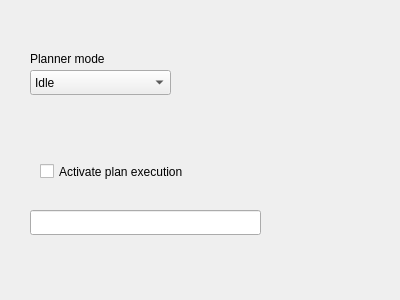
Eruvae/rqt_roi_viewpoint_planner, file src/rqt_roi_viewpoint_planner/roi_viewpoint_planner_rqt_plugin.ui: the form before one commit.
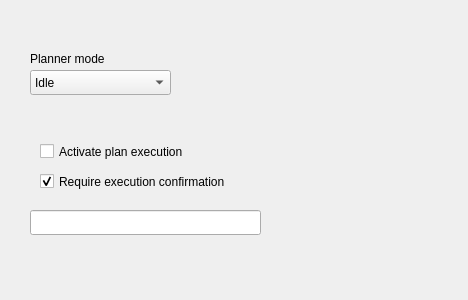
The form after the commit.

Commit message: Added configuration via parameter server, plan confirmation request handling

Patch:
```diff
--- a/src/rqt_roi_viewpoint_planner/roi_viewpoint_planner_rqt_plugin.ui
+++ b/src/rqt_roi_viewpoint_planner/roi_viewpoint_planner_rqt_plugin.ui
@@ -6,7 +6,7 @@
    <rect>
     <x>0</x>
     <y>0</y>
-    <width>400</width>
+    <width>468</width>
     <height>300</height>
    </rect>
   </property>
@@ -80,7 +80,7 @@
    <property name="geometry">
     <rect>
      <x>40</x>
-     <y>160</y>
+     <y>140</y>
      <width>191</width>
      <height>23</height>
     </rect>
@@ -89,6 +89,22 @@
     <string>Activate plan execution</string>
    </property>
   </widget>
+  <widget class="QCheckBox" name="requireConfirmationCheckBox">
+   <property name="geometry">
+    <rect>
+     <x>40</x>
+     <y>170</y>
+     <width>241</width>
+     <height>23</height>
+    </rect>
+   </property>
+   <property name="text">
+    <string>Require execution confirmation</string>
+   </property>
+   <property name="checked">
+    <bool>true</bool>
+   </property>
+  </widget>
  </widget>
  <resources/>
  <connections/>
```
The commit also changes 4 other files.
